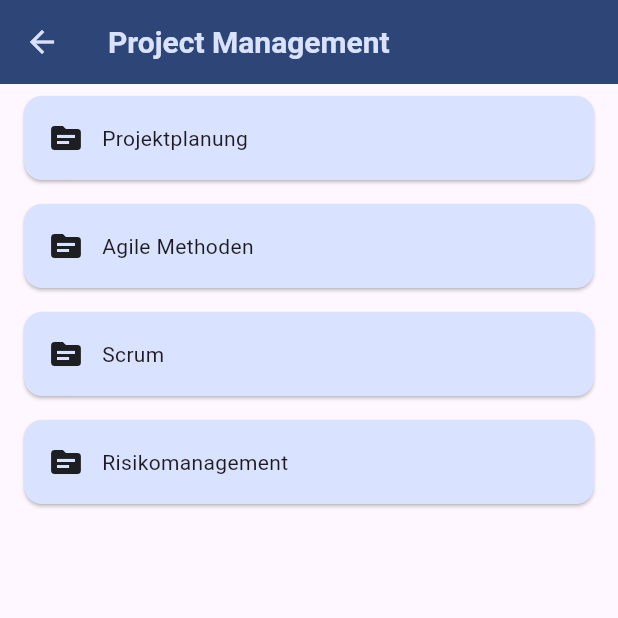
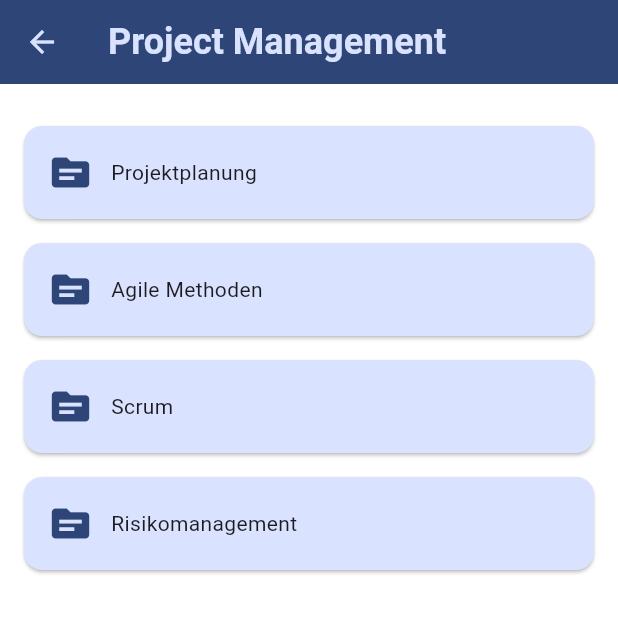
Before and after one commit to JamelMM/StudyFlow, a Flutter app: the screen it shows after launch, after a tap on "Project Management", on a phone screen of 412 x 824 dp, the top half of it. Run offline on Flutter 3.47's test engine with Material 3 defaults, Android fonts, the light colour scheme and no system bars; our stand-ins replace google_fonts.

Commit message:
Add local subject creation in Flutter

```diff
--- a/frontend/lib/main.dart
+++ b/frontend/lib/main.dart
@@ -8,10 +8,14 @@ void main() {
     MaterialApp(
       theme: ThemeData().copyWith(
         colorScheme: colorScheme,
-
+        scaffoldBackgroundColor: const Color.fromARGB(255, 255, 255, 255),
         appBarTheme: const AppBarTheme().copyWith(
           backgroundColor: colorScheme.onPrimaryContainer,
           foregroundColor: colorScheme.primaryContainer,
+        ),
+        iconTheme: const IconThemeData().copyWith(
+          color: colorScheme.onPrimaryContainer,
+          size: 30.0,
         ),
         cardTheme: CardThemeData().copyWith(
           color: colorScheme.primaryContainer,
@@ -21,7 +25,12 @@ void main() {
           titleLarge: TextStyle(
             fontWeight: FontWeight.bold,
             color: colorScheme.onSecondaryContainer,
-            fontSize: 20,
+            fontSize: 24,
+          ),
+          titleMedium: TextStyle(
+            fontWeight: FontWeight.bold,
+            color: colorScheme.onSecondaryContainer,
+            fontSize: 22,
           ),
         ),
       ),
--- a/frontend/lib/screens/study_notes_screen.dart
+++ b/frontend/lib/screens/study_notes_screen.dart
@@ -16,7 +16,9 @@ class StudyNotesScreen extends StatelessWidget {
 
     return Scaffold(
       appBar: AppBar(title: Text(topic.name)),
-      body: ListView.builder(
+      body: Padding(
+        padding: const EdgeInsets.only(top: 20),
+        child: ListView.builder(
           itemCount: notes.length,
           itemBuilder: (context, index) {
             final note = notes[index];
@@ -46,6 +48,7 @@ class StudyNotesScreen extends StatelessWidget {
             );
           },
         ),
+      ),
     );
   }
 }
--- a/frontend/lib/screens/subject_screen.dart
+++ b/frontend/lib/screens/subject_screen.dart
@@ -1,18 +1,75 @@
 import 'package:flutter/material.dart';
 import 'package:frontend/data/example_data.dart';
 import 'package:frontend/screens/topics_screen.dart';
+import 'package:frontend/models/subject.dart';
+import 'package:frontend/screens/new_subject.dart';
+import 'package:google_fonts/google_fonts.dart';
 
-class SubjectScreen extends StatelessWidget {
+class SubjectScreen extends StatefulWidget {
   const SubjectScreen({super.key});
+
+  @override
+  State<SubjectScreen> createState() {
+    return _SubjectScreenState();
+  }
+}
+
+class _SubjectScreenState extends State<SubjectScreen> {
+  final List<Subject> _subjects = [...exampleSubjects];
+
+  void _openAddSubjectOverlay() {
+    showModalBottomSheet(
+      context: context,
+      isScrollControlled: true,
+      useSafeArea: true,
+      constraints: BoxConstraints(maxWidth: MediaQuery.of(context).size.width),
+      builder: (ctx) => NewSubject(onAddSubject: _addSubject),
+    );
+  }
+
+  void _addSubject(String name) {
+    // Simplified local ID generation for the current learning stage.
+    // This solution is only intended for local example data and may create duplicate IDs if items are deleted.
+    // In a later version, IDs will be generated by the backend or by a more robust local strategy.
+
+    final newSubject = Subject(id: _subjects.length, name: name);
+
+    setState(() {
+      _subjects.add(newSubject);
+    });
+  }
 
   @override
   Widget build(BuildContext context) {
     return Scaffold(
-      appBar: AppBar(title: const Text('StudyFlow'), centerTitle: true),
-      body: ListView.builder(
-        itemCount: exampleSubjects.length,
+      appBar: AppBar(
+        title: const Text('StudyFlow'),
+        centerTitle: true,
+        actions: [
+          IconButton(onPressed: _openAddSubjectOverlay, icon: Icon(Icons.add)),
+        ],
+      ),
+      body: Padding(
+        padding: const EdgeInsets.only(top: 20),
+        child: Column(
+          crossAxisAlignment: CrossAxisAlignment.start,
+          children: [
+            Center(
+              child: Text(
+                'Subjects',
+                style: GoogleFonts.inter(
+                  fontSize: 20,
+                  fontWeight: FontWeight.bold,
+                  color: Theme.of(context).colorScheme.onPrimaryContainer,
+                ),
+              ),
+            ),
+            SizedBox(height: 30),
+            Expanded(
+              child: ListView.builder(
+                itemCount: _subjects.length,
                 itemBuilder: (context, index) {
-          final subject = exampleSubjects[index];
+                  final subject = _subjects[index];
 
                   return Card(
                     child: InkWell(
@@ -20,7 +77,8 @@ class SubjectScreen extends StatelessWidget {
                         Navigator.push(
                           context,
                           MaterialPageRoute(
-                    builder: (context) => TopicsScreen(subject: subject),
+                            builder: (context) =>
+                                TopicsScreen(subject: subject),
                           ),
                         );
                       },
@@ -38,6 +96,10 @@ class SubjectScreen extends StatelessWidget {
                   );
                 },
               ),
+            ),
+          ],
+        ),
+      ),
     );
   }
 }
--- a/frontend/lib/screens/topics_screen.dart
+++ b/frontend/lib/screens/topics_screen.dart
@@ -16,7 +16,9 @@ class TopicsScreen extends StatelessWidget {
 
     return Scaffold(
       appBar: AppBar(title: Text(subject.name)),
-      body: ListView.builder(
+      body: Padding(
+        padding: const EdgeInsets.only(top: 20),
+        child: ListView.builder(
           itemCount: subjectTopics.length,
           itemBuilder: (context, index) {
             final topic = subjectTopics[index];
@@ -45,6 +47,7 @@ class TopicsScreen extends StatelessWidget {
             );
           },
         ),
+      ),
     );
   }
 }
--- a/frontend/pubspec.yaml
+++ b/frontend/pubspec.yaml
@@ -34,6 +34,7 @@ dependencies:
   # The following adds the Cupertino Icons font to your application.
   # Use with the CupertinoIcons class for iOS style icons.
   cupertino_icons: ^1.0.8
+  google_fonts: ^8.1.0
 
 dev_dependencies:
   flutter_test:
```
Also changed, not shown: frontend/lib/screens/new_subject.dart (added, +75 -0 lines), frontend/lib/screens/note_screen.dart (+7 -4 lines), frontend/pubspec.lock, 3 other files. Lines whose indentation alone changed are shown as unchanged.
